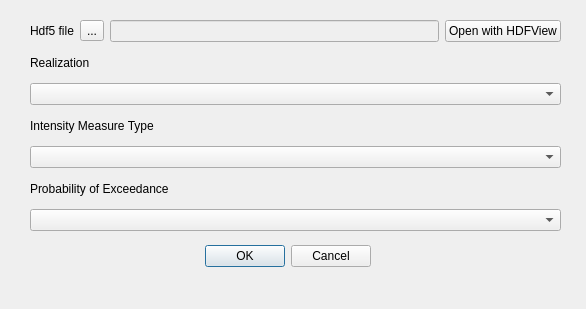
Qt form svir/ui/ui_visualize_oq_output.ui (gem/oq-irmt-qgis) before a commit.
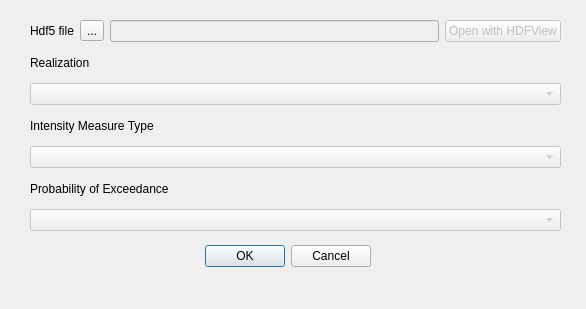
The same form after that commit.

Commit message: use openquake version of h5py; use WaitCursorManager while building layer; minor others

Diff of the .ui file:
```diff
--- a/svir/ui/ui_visualize_oq_output.ui
+++ b/svir/ui/ui_visualize_oq_output.ui
@@ -64,6 +64,9 @@
       </item>
       <item>
        <widget class="QPushButton" name="open_hdfview_btn">
+        <property name="enabled">
+         <bool>false</bool>
+        </property>
         <property name="text">
          <string>Open with HDFView</string>
         </property>
@@ -79,7 +82,11 @@
      </widget>
     </item>
     <item>
-     <widget class="QComboBox" name="rlz_cbx"/>
+     <widget class="QComboBox" name="rlz_cbx">
+      <property name="enabled">
+       <bool>false</bool>
+      </property>
+     </widget>
     </item>
     <item>
      <widget class="QLabel" name="imt_lbl">
@@ -89,7 +96,11 @@
      </widget>
     </item>
     <item>
-     <widget class="QComboBox" name="imt_cbx"/>
+     <widget class="QComboBox" name="imt_cbx">
+      <property name="enabled">
+       <bool>false</bool>
+      </property>
+     </widget>
     </item>
     <item>
      <widget class="QLabel" name="poe_lbl">
@@ -99,7 +110,11 @@
      </widget>
     </item>
     <item>
-     <widget class="QComboBox" name="poe_cbx"/>
+     <widget class="QComboBox" name="poe_cbx">
+      <property name="enabled">
+       <bool>false</bool>
+      </property>
+     </widget>
     </item>
    </layout>
   </widget>
```
The commit also changes 2 other files.
